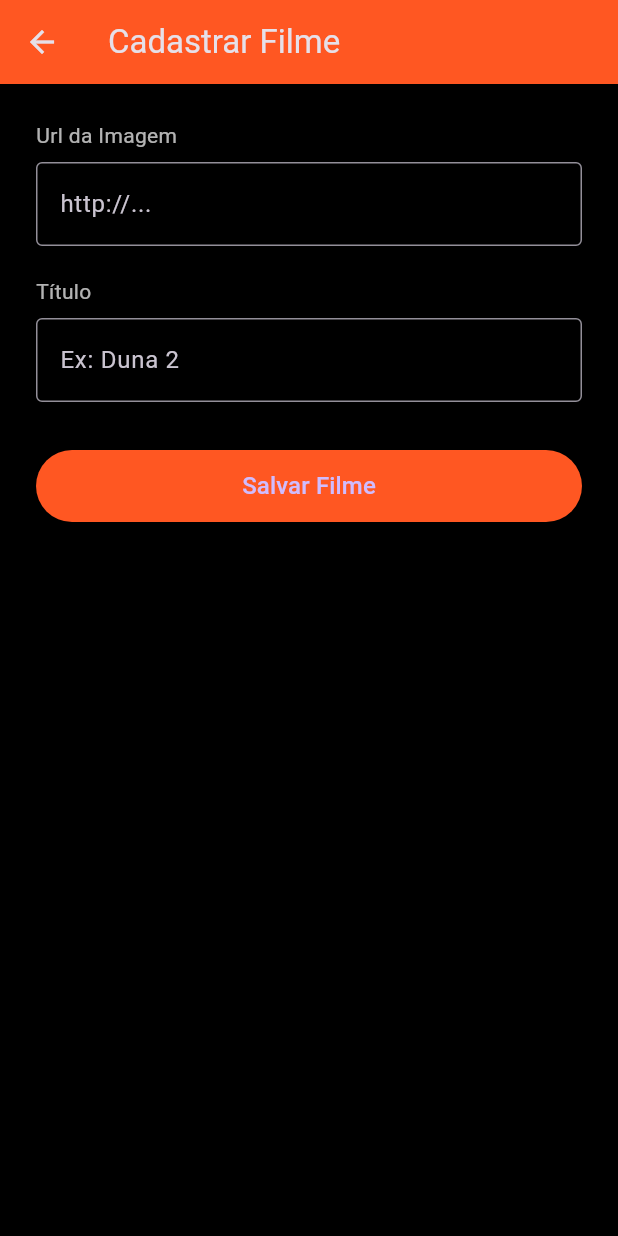
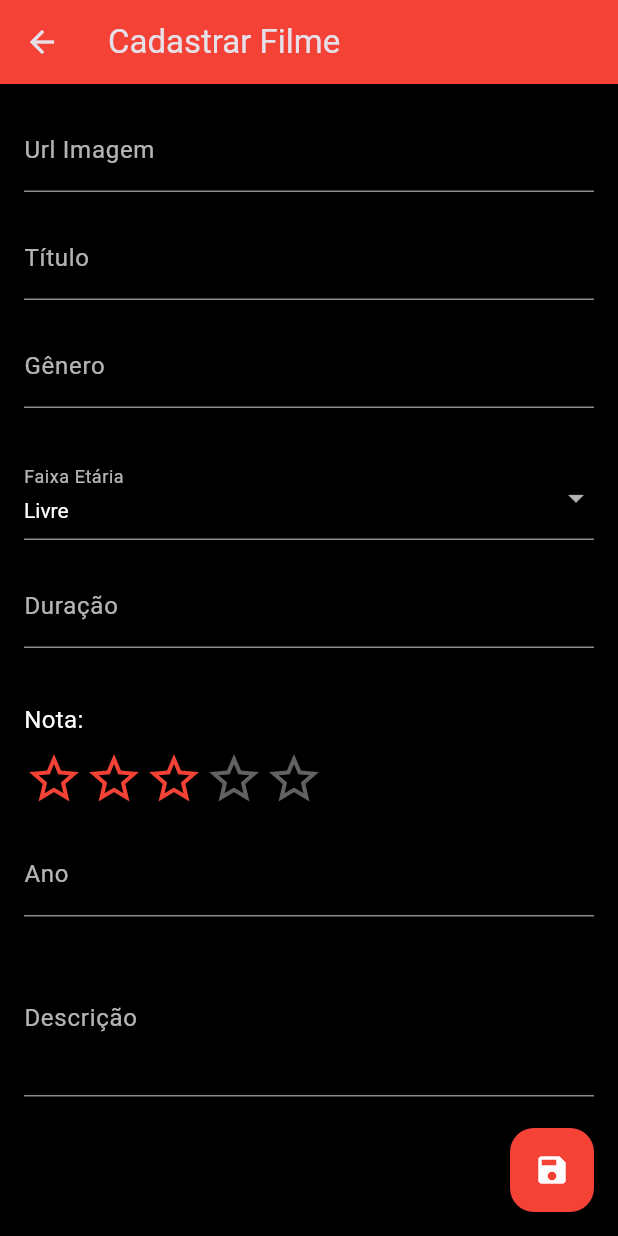
Before and after one commit to Joao-Kayke26/Rewind-app, a Flutter app: the MovieFormScreen screen opened directly, on a phone screen of 412 x 824 dp. Run offline on Flutter 3.47's test engine with Material 3 defaults, Android fonts, the phone set to English and light mode, and no system bars; drawn by our look-alikes of flutter_rating_bar; our stand-ins replace shared_preferences; accounts and stored records are empty.

Commit message:
feat: Adiciona tela e botão para cadastro de filme

```diff
--- a/lib/screens/home_screen.dart
+++ b/lib/screens/home_screen.dart
@@ -153,6 +153,7 @@ class _HomePageState extends State<HomePage> {
           );
         },
       ),
+
       floatingActionButton: FloatingActionButton(
         backgroundColor: Colors.deepOrange,
         child: const Icon(Icons.add, color: Colors.white),
@@ -172,6 +173,7 @@ class _HomePageState extends State<HomePage> {
           }
         },
       ),
+
     );
   }
 
--- a/lib/screens/movie_form_screen.dart
+++ b/lib/screens/movie_form_screen.dart
@@ -1,4 +1,6 @@
 import 'package:flutter/material.dart';
+import 'package:flutter_rating_bar/flutter_rating_bar.dart';
+import '../services/api_service.dart';
 
 class MovieFormScreen extends StatefulWidget {
   const MovieFormScreen({super.key});
@@ -9,74 +11,169 @@ class MovieFormScreen extends StatefulWidget {
 
 class _MovieFormScreenState extends State<MovieFormScreen> {
   final _formKey = GlobalKey<FormState>();
+  final _apiService = ApiService();
+  bool _isLoading = false;
+
+  final _urlController = TextEditingController();
+  final _titleController = TextEditingController();
+  final _genreController = TextEditingController();
+  final _durationController = TextEditingController();
+  final _releaseController = TextEditingController();
+  final _descriptionController = TextEditingController();
+
+  String _selectedAge = 'Livre';
+  final List<String> _ageOptions = ['Livre', '10', '12', '14', '16', '18'];
+  double _rating = 3.0;
+
+  void _saveMovie() async {
+    if (!_formKey.currentState!.validate()) return;
+
+    setState(() => _isLoading = true);
+
+    final movieData = {
+      "url": _urlController.text,
+      "title": _titleController.text,
+      "genre": _genreController.text,
+      "age": _selectedAge,
+      "duration": _durationController.text,
+      "points": _rating.toString(),
+      "release": _releaseController.text,
+      "description": _descriptionController.text,
+    };
+
+    final success = await _apiService.createMovie(movieData);
+
+    setState(() => _isLoading = false);
+
+    if (success && mounted) {
+      ScaffoldMessenger.of(context).showSnackBar(
+        const SnackBar(content: Text('Filme salvo com sucesso!')),
+      );
+      Navigator.pop(context, true);
+    } else if (mounted) {
+      ScaffoldMessenger.of(context).showSnackBar(
+        const SnackBar(content: Text('Erro ao salvar filme.')),
+      );
+    }
+  }
 
   @override
   Widget build(BuildContext context) {
+
+    const labelStyle = TextStyle(color: Colors.white70);
+
     return Scaffold(
+      backgroundColor: Colors.black,
       appBar: AppBar(
         title: const Text('Cadastrar Filme'),
-        backgroundColor: Colors.deepOrange,
-        elevation: 0,
+        backgroundColor: Colors.red,
       ),
       body: SingleChildScrollView(
-        padding: const EdgeInsets.all(24.0),
+        padding: const EdgeInsets.all(16.0),
         child: Form(
           key: _formKey,
           child: Column(
             crossAxisAlignment: CrossAxisAlignment.start,
             children: [
-              const Text(
-                'Url da Imagem',
-                style: TextStyle(color: Colors.white70),
+              _buildTextField(controller: _urlController, label: 'Url Imagem'),
+              _buildTextField(controller: _titleController, label: 'Título'),
+              _buildTextField(controller: _genreController, label: 'Gênero'),
+              const SizedBox(height: 16),
+
+              DropdownButtonFormField<String>(
+                value: _selectedAge,
+                dropdownColor: Colors.grey[900],
+                style: const TextStyle(color: Colors.white),
+                decoration: const InputDecoration(
+                  labelText: 'Faixa Etária',
+                  labelStyle: labelStyle,
+                  enabledBorder: UnderlineInputBorder(borderSide: BorderSide(color: Colors.white54)),
+                  focusedBorder: UnderlineInputBorder(borderSide: BorderSide(color: Colors.red)),
+                ),
+                items: _ageOptions.map((age) => DropdownMenuItem(
+                  value: age,
+                  child: Text(age, style: const TextStyle(color: Colors.white)),
+                )).toList(),
+                onChanged: (val) => setState(() => _selectedAge = val!),
               ),
-              const SizedBox(height: 8),
-              TextFormField(
-                decoration: const InputDecoration(
-                  border: OutlineInputBorder(),
-                  hintText: 'http://...',
-                ),
-                validator: (value) =>
-                (value == null || value.isEmpty) ? 'Campo obrigatório' : null,
-              ),
+              const SizedBox(height: 16),
+
+              _buildTextField(controller: _durationController, label: 'Duração'),
               const SizedBox(height: 20),
 
-              const Text(
-                'Título',
-                style: TextStyle(color: Colors.white70),
+              const Text("Nota:", style: TextStyle(fontSize: 16, color: Colors.white)),
+              const SizedBox(height: 8),
+
+              RatingBar.builder(
+                initialRating: _rating,
+                minRating: 0,
+                direction: Axis.horizontal,
+                allowHalfRating: false,
+                itemCount: 5,
+                itemBuilder: (context, _) => const Icon(
+                  Icons.star_border,
+                  color: Colors.red,
+                ),
+                onRatingUpdate: (rating) {
+                  setState(() {
+                    _rating = rating;
+                  });
+                },
               ),
-              const SizedBox(height: 8),
+              const SizedBox(height: 16),
+
+              _buildTextField(controller: _releaseController, label: 'Ano', keyboardType: TextInputType.number),
+
               TextFormField(
+                controller: _descriptionController,
+                maxLines: 3,
+                style: const TextStyle(color: Colors.white),
                 decoration: const InputDecoration(
-                  border: OutlineInputBorder(),
-                  hintText: 'Ex: Duna 2',
+                  labelText: 'Descrição',
+                  labelStyle: labelStyle,
+                  enabledBorder: UnderlineInputBorder(borderSide: BorderSide(color: Colors.white54)),
+                  focusedBorder: UnderlineInputBorder(borderSide: BorderSide(color: Colors.red)),
                 ),
-                validator: (value) =>
-                (value == null || value.isEmpty) ? 'Campo obrigatório' : null,
+                validator: (v) => v!.isEmpty ? 'Campo obrigatório' : null,
               ),
-
-              const SizedBox(height: 32),
-
-              ElevatedButton(
-                onPressed: () {
-                  if (_formKey.currentState!.validate()) {
-                    ScaffoldMessenger.of(context).showSnackBar(
-                      const SnackBar(content: Text('Salvando... ???????')),
-                    );
-                  }
-                },
-                style: ElevatedButton.styleFrom(
-                  backgroundColor: Colors.deepOrange,
-                  minimumSize: const Size(double.infinity, 48),
-                ),
-                child: const Text(
-                  'Salvar Filme',
-                  style: TextStyle(fontSize: 16),
-                ),
-              ),
+              const SizedBox(height: 80),
             ],
           ),
         ),
       ),
+      floatingActionButton: FloatingActionButton(
+        backgroundColor: Colors.red,
+        onPressed: _isLoading ? null : _saveMovie,
+        child: _isLoading
+            ? const CircularProgressIndicator(color: Colors.white)
+            : const Icon(Icons.save, color: Colors.white),
+      ),
+    );
+  }
+
+  Widget _buildTextField({
+    required TextEditingController controller,
+    required String label,
+    TextInputType keyboardType = TextInputType.text,
+  }) {
+    return Padding(
+      padding: const EdgeInsets.only(bottom: 16.0),
+      child: TextFormField(
+        controller: controller,
+        keyboardType: keyboardType,
+        style: const TextStyle(color: Colors.white),
+        decoration: InputDecoration(
+          labelText: label,
+          labelStyle: const TextStyle(color: Colors.white70),
+          enabledBorder: const UnderlineInputBorder(
+            borderSide: BorderSide(color: Colors.white54),
+          ),
+          focusedBorder: const UnderlineInputBorder(
+            borderSide: BorderSide(color: Colors.red),
+          ),
+        ),
+        validator: (value) => value!.isEmpty ? 'Campo obrigatório' : null,
+      ),
     );
   }
 }
--- a/pubspec.yaml
+++ b/pubspec.yaml
@@ -32,6 +32,7 @@ dependencies:
     sdk: flutter
   http: ^1.1.0
   shared_preferences: ^2.2.2
+  flutter_rating_bar: ^4.0.1
 
   # The following adds the Cupertino Icons font to your application.
   # Use with the CupertinoIcons class for iOS style icons.
```
Also changed, not shown: lib/services/api_service.dart (+26 -0 lines), pubspec.lock.
